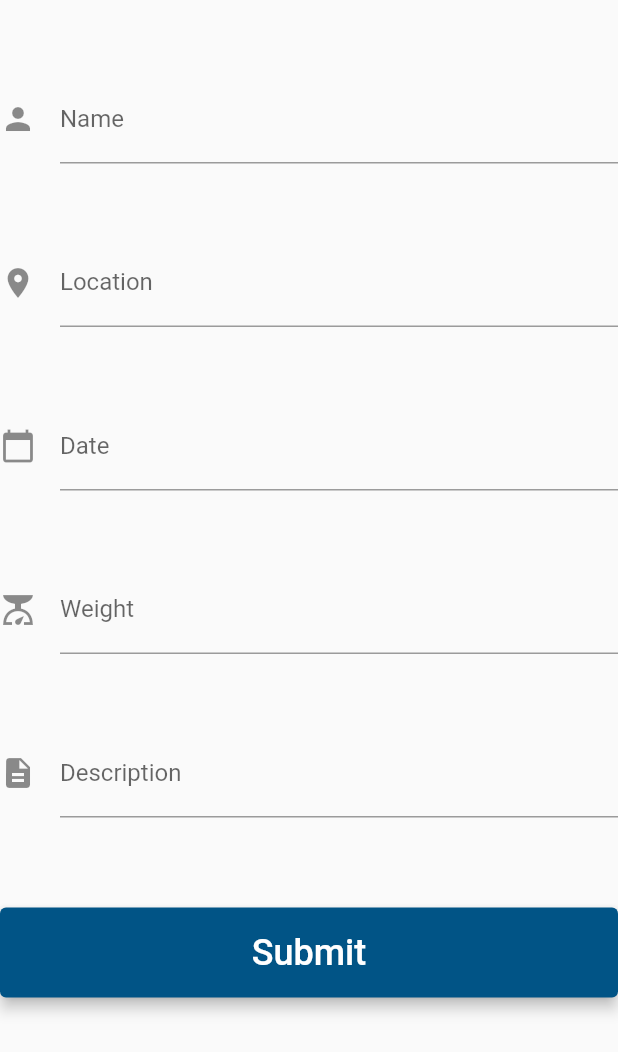
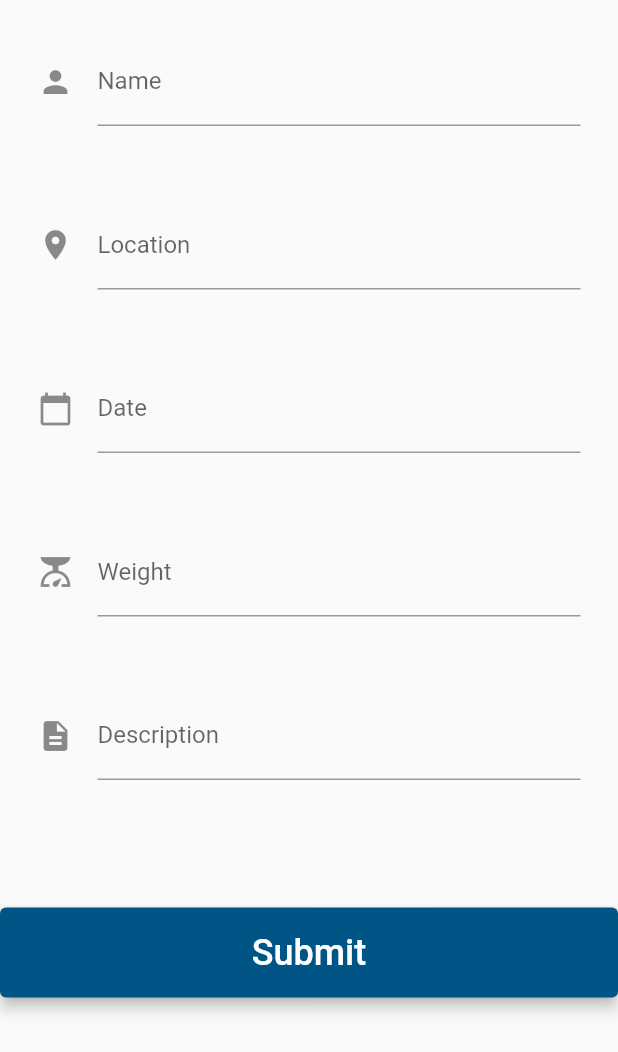
Before and after one commit to Snickledap/EcotoneApp, a Flutter app: the Drop_Off widget shown alone on an empty page, opened directly, on a phone screen of 412 x 824 dp. Shown: the top 1052 px of the screen. Run offline on Flutter 3.47's test engine with Material 2 defaults, Android fonts, the phone set to English and light mode, and no system bars; our stand-ins replace sizer; missing offline and left inert: flutter_custom_cards.

Commit message:
Comments added to code (Light)

```diff
--- a/lib/routes/map/Drop Off Information Page.dart
+++ b/lib/routes/map/Drop Off Information Page.dart
@@ -2,6 +2,7 @@ import 'package:flutter/material.dart';
 
 void main() => runApp(MyApp());
 
+//Header
 class MyApp extends StatelessWidget {
   @override
   Widget build(BuildContext context) {
@@ -26,20 +27,23 @@ class Drop_Off extends StatefulWidget {
 }
 // Create a corresponding State class. This class holds data related to the form.
 class Drop_OffState extends State<Drop_Off> {
-  // Create a global key that uniquely identifies the Form widget
-  // and allows validation of the form.
+
+  // Create a global key that uniquely identifies the Form widget and allows validation of the form.
   final _formKey = GlobalKey<FormState>();
 
   @override
   Widget build(BuildContext context) {
+
     // Build a Form widget using the _formKey created above.
     return Form(
         key: _formKey,
         child: Column(
           crossAxisAlignment: CrossAxisAlignment.start,
           children: <Widget>[
+
+            //Text Box 1
             Padding(
-              padding: EdgeInsets.only(top: 50.0),
+              padding: EdgeInsets.all(25.0),
               child: new TextFormField(
                 decoration: const InputDecoration(
                   icon: const Icon(Icons.person),
@@ -48,8 +52,10 @@ class Drop_OffState extends State<Drop_Off> {
                 ),
               ),
             ),
+
+            //Text Box 2
             Padding(
-              padding: EdgeInsets.only(top: 50.0),
+              padding: EdgeInsets.all(25.0),
               child: new TextFormField(
                 decoration: const InputDecoration(
                   icon: const Icon(Icons.location_on),
@@ -58,8 +64,10 @@ class Drop_OffState extends State<Drop_Off> {
                 ),
               ),
             ),
+
+            //Text Box 3
             Padding(
-              padding: EdgeInsets.only(top: 50.0),
+              padding: EdgeInsets.all(25.0),
               child: new TextFormField(
                 decoration: const InputDecoration(
                   icon: const Icon(Icons.calendar_today),
@@ -68,8 +76,10 @@ class Drop_OffState extends State<Drop_Off> {
                 ),
               ),
             ),
+
+            //Text Box 4
             Padding(
-              padding: EdgeInsets.only(top: 50.0),
+              padding: EdgeInsets.all(25.0),
               child: new TextFormField(
                 decoration: const InputDecoration(
                   icon: const Icon(Icons.scale),
@@ -78,8 +88,10 @@ class Drop_OffState extends State<Drop_Off> {
                 ),
               ),
             ),
+
+            //Text Box 5
             Padding(
-              padding: EdgeInsets.only(top: 50.0),
+              padding: EdgeInsets.all(25.0),
               child: new TextFormField(
                 decoration: const InputDecoration(
                   icon: const Icon(Icons.description),
@@ -88,15 +100,23 @@ class Drop_OffState extends State<Drop_Off> {
                 ),
               ),
             ),
+
+            //Button Format
             const Padding(padding: EdgeInsets.all(30)),
             Container(alignment: Alignment.center,height:60, width: 600, child:
+
+            //Button
             ElevatedButton(
                 style:ElevatedButton.styleFrom(
                   primary: Color(0xFF015486),
                   onPrimary: Colors.white,
                   elevation: 4,
                 ),
+
+                //Button Action
                 onPressed: (){},
+
+                //Button Text
                 child: Align(
                   alignment: Alignment.center,
                   child: Text(
--- a/pubspec.yaml
+++ b/pubspec.yaml
@@ -36,7 +36,7 @@ dependencies:
   cupertino_icons: ^1.0.2
   flutter_custom_cards: ^0.2.1
   sizer: ^2.0.15
-
+  youtube_player_flutter: ^8.0.0
 dev_dependencies:
   flutter_test:
     sdk: flutter
```
Also changed, not shown: lib/routes/checklist/Biogas Form.dart (+21 -3 lines), lib/routes/checklist/Checklist.dart (+22 -2 lines), lib/routes/checklist/SeaHorse_Data_Input_Form.dart (+16 -0 lines), lib/routes/login/Loading Image.dart (+5 -2 lines), lib/routes/login/Login.dart (+16 -4 lines), lib/routes/login/Sign Up.dart (+30 -4 lines), lib/routes/map/Data_Analytics.dart (+59 -0 lines), lib/routes/map/QR_Scanning_Page.dart (+25 -0 lines), lib/routes/profile/Consumer_Profile.dart (+38 -0 lines), lib/routes/profile/Soil Sauce Points.dart (+21 -0 lines), lib/routes/profile/profile_page.dart (+31 -0 lines), pubspec.lock.
